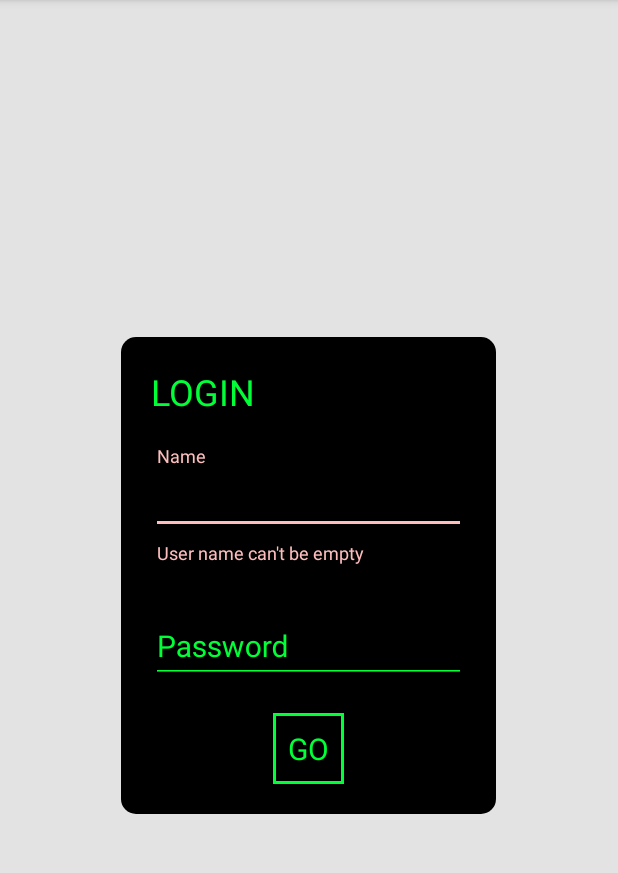
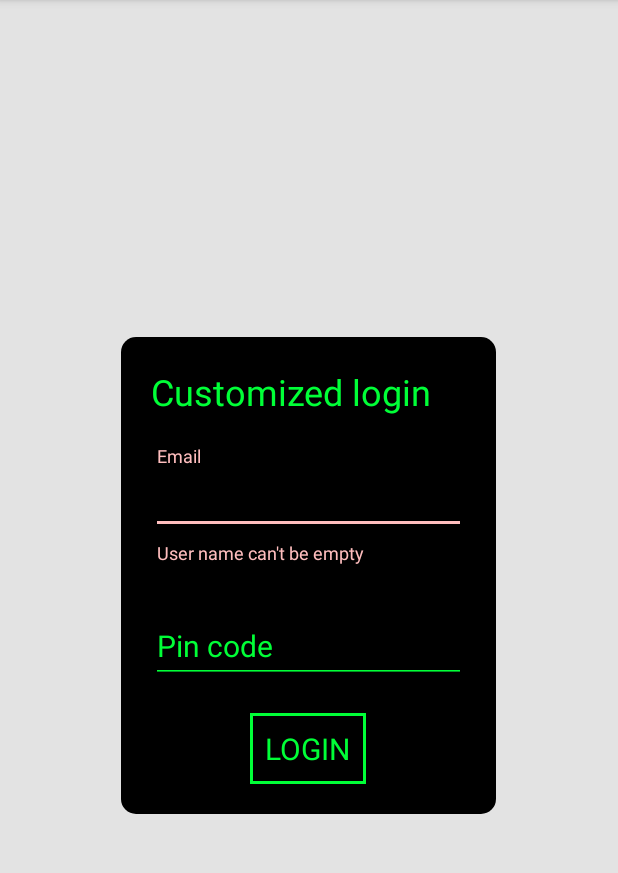
Before and after one commit to shem8/MaterialLogin, an Android app: the screen it shows after launch (MainActivity), after a tap on an icon or button, on a phone screen of 412 x 824 dp, the part 84-957 px from its top. Run offline under Robolectric (Android 15) with nearby library versions, the phone set to English and light mode, and no system bars; 1 other tap on this screen came first.

Commit message:
Add attributes to customise view's text and fab

```diff
--- a/app/src/main/res/layout/activity_main.xml
+++ b/app/src/main/res/layout/activity_main.xml
@@ -1,6 +1,7 @@
 <?xml version="1.0" encoding="utf-8"?>
 <FrameLayout
     xmlns:android="http://schemas.android.com/apk/res/android"
+    xmlns:app="http://schemas.android.com/apk/res-auto"
     android:layout_width="match_parent"
     android:layout_height="match_parent"
     android:background="#E3E3E3">
@@ -8,5 +9,15 @@
     <shem.com.materiallogin.LoginView
         android:id="@+id/login"
         android:layout_width="match_parent"
-        android:layout_height="match_parent"/>
+        android:layout_height="match_parent"
+        app:loginTitle="Customized login"
+        app:loginHint="Email"
+        app:loginPasswordHint="Pin code"
+        app:loginActionText="LOGIN"
+        app:registerTitle="Join us"
+        app:registerHint="Email"
+        app:registerPasswordHint="First name"
+        app:registerRepeatPasswordHint="Last name"
+        app:registerActionText="SIGN UP"
+        app:registerIcon="@drawable/ic_person_add_white_24dp"/>
 </FrameLayout>
--- a/material-login/src/main/java/shem/com/materiallogin/LoginView.java
+++ b/material-login/src/main/java/shem/com/materiallogin/LoginView.java
@@ -5,6 +5,7 @@ import android.animation.AnimatorListenerAdapter;
 import android.animation.AnimatorSet;
 import android.animation.ObjectAnimator;
 import android.content.Context;
+import android.content.res.TypedArray;
 import android.graphics.Matrix;
 import android.graphics.Path;
 import android.graphics.PathMeasure;
@@ -56,10 +57,10 @@ public class LoginView extends FrameLayout {
 
     public LoginView(Context context, AttributeSet attrs, int defStyleAttr, int defStyleRes) {
         super(context, attrs, defStyleAttr, defStyleRes);
-        init(context);
+        init(context, attrs);
     }
 
-    private void init(Context context) {
+    private void init(Context context, AttributeSet attrs) {
         LayoutInflater inflater = (LayoutInflater) context.getSystemService(Context.LAYOUT_INFLATER_SERVICE);
         inflater.inflate(R.layout.login_view, this, true);
 
@@ -107,6 +108,64 @@ public class LoginView extends FrameLayout {
                 animateLogin();
             }
         });
+
+
+        TypedArray a = context.getTheme().obtainStyledAttributes(
+                attrs,
+                R.styleable.MaterialLoginView,
+                0, 0);
+
+        try {
+            String string = a.getString(R.styleable.MaterialLoginView_loginTitle);
+            if (string != null) {
+                loginTitle.setText(string);
+            }
+
+            string = a.getString(R.styleable.MaterialLoginView_loginHint);
+            if (string != null) {
+                loginUser.setHint(string);
+            }
+
+            string = a.getString(R.styleable.MaterialLoginView_loginPasswordHint);
+            if (string != null) {
+                loginPass.setHint(string);
+            }
+
+            string = a.getString(R.styleable.MaterialLoginView_loginActionText);
+            if (string != null) {
+                loginBtn.setText(string);
+            }
+
+            string = a.getString(R.styleable.MaterialLoginView_registerTitle);
+            if (string != null) {
+                registerTitle.setText(string);
+            }
+
+            string = a.getString(R.styleable.MaterialLoginView_registerHint);
+            if (string != null) {
+                registerUser.setHint(string);
+            }
+
+            string = a.getString(R.styleable.MaterialLoginView_registerPasswordHint);
+            if (string != null) {
+                registerPass.setHint(string);
+            }
+
+            string = a.getString(R.styleable.MaterialLoginView_registerRepeatPasswordHint);
+            if (string != null) {
+                registerPassRep.setHint(string);
+            }
+
+            string = a.getString(R.styleable.MaterialLoginView_registerActionText);
+            if (string != null) {
+                registerBtn.setText(string);
+            }
+
+            registerFab.setImageResource(
+                    a.getResourceId(R.styleable.MaterialLoginView_registerIcon, R.drawable.ic_add_white_24dp));
+        } finally {
+            a.recycle();
+        }
     }
 
     private void animateRegister() {
--- a/material-login/src/main/res/layout/login_view.xml
+++ b/material-login/src/main/res/layout/login_view.xml
@@ -25,7 +25,7 @@ xmlns:android="http://schemas.android.com/apk/res/android"
                 android:id="@+id/login_title"
                 android:layout_width="wrap_content"
                 android:layout_height="wrap_content"
-                android:text="LOGIN"
+                android:text="@string/login"
                 android:textSize="24sp"
                 android:textColor="@color/materail_login_register_color"
                 android:layout_marginBottom="20dp"/>
@@ -41,7 +41,7 @@ xmlns:android="http://schemas.android.com/apk/res/android"
                     android:layout_width="match_parent"
                     android:layout_height="wrap_content"
                     android:textSize="20sp"
-                    android:hint="Name"/>
+                    android:hint="@string/name"/>
             </android.support.design.widget.TextInputLayout>
 
             <android.support.design.widget.TextInputLayout
@@ -56,7 +56,7 @@ xmlns:android="http://schemas.android.com/apk/res/android"
                 android:layout_height="wrap_content"
                 android:textSize="20sp"
                 android:inputType="textPassword"
-                android:hint="Password"/>
+                android:hint="@string/password"/>
         </android.support.design.widget.TextInputLayout>
 
             <FrameLayout
@@ -69,7 +69,7 @@ xmlns:android="http://schemas.android.com/apk/res/android"
                 android:layout_width="wrap_content"
                 android:layout_height="wrap_content"
                 android:textColor="@color/materail_login_register_color"
-                android:text="GO"
+                android:text="@string/go"
                 android:textSize="20sp"
                 android:padding="10dp"
                 style="@style/MaterialLoginTheme.SelectableItemBackground"/>
@@ -104,7 +104,7 @@ xmlns:android="http://schemas.android.com/apk/res/android"
                     android:id="@+id/register_title"
                     android:layout_width="wrap_content"
                     android:layout_height="wrap_content"
-                    android:text="REGISTER"
+                    android:text="@string/register"
                     android:textSize="24sp"
                     android:textColor="@color/materail_login_login_color"
                     android:layout_weight="1"/>
@@ -129,7 +129,7 @@ xmlns:android="http://schemas.android.com/apk/res/android"
                     android:layout_height="wrap_content"
                     android:textSize="20sp"
                     android:textColor="@color/materail_login_login_color"
-                    android:hint="Name"/>
+                    android:hint="@string/name"/>
             </android.support.design.widget.TextInputLayout>
 
             <android.support.design.widget.TextInputLayout
@@ -145,7 +145,7 @@ xmlns:android="http://schemas.android.com/apk/res/android"
                     android:textSize="20sp"
                     android:inputType="textPassword"
                     android:textColor="@color/materail_login_login_color"
-                    android:hint="Password"/>
+                    android:hint="@string/password"/>
             </android.support.design.widget.TextInputLayout>
 
             <android.support.design.widget.TextInputLayout
@@ -161,7 +161,7 @@ xmlns:android="http://schemas.android.com/apk/res/android"
                     android:textSize="20sp"
                     android:inputType="textPassword"
                     android:textColor="@color/materail_login_login_color"
-                    android:hint="Repeat Password"/>
+                    android:hint="@string/repeat_password"/>
             </android.support.design.widget.TextInputLayout>
 
             <FrameLayout
@@ -174,7 +174,7 @@ xmlns:android="http://schemas.android.com/apk/res/android"
                     android:layout_width="match_parent"
                     android:layout_height="wrap_content"
                     android:textColor="@color/materail_login_register_color"
-                    android:text="NEXT"
+                    android:text="@string/next"
                     android:textSize="20sp"
                     android:padding="10dp"
                     android:background="?attr/selectableItemBackground"
--- /dev/null
+++ b/material-login/src/main/res/values/attrs.xml
@@ -0,0 +1,16 @@
+<?xml version="1.0" encoding="utf-8"?>
+<resources>
+
+    <declare-styleable name="MaterialLoginView">
+        <attr name="loginTitle" format="string"/>
+        <attr name="loginHint" format="string"/>
+        <attr name="loginPasswordHint" format="string"/>
+        <attr name="loginActionText" format="string"/>
+        <attr name="registerTitle" format="string"/>
+        <attr name="registerHint" format="string"/>
+        <attr name="registerPasswordHint" format="string"/>
+        <attr name="registerRepeatPasswordHint" format="string"/>
+        <attr name="registerActionText" format="string"/>
+        <attr name="registerIcon" format="reference"/>
+    </declare-styleable>
+</resources>
--- a/material-login/src/main/res/values/strings.xml
+++ b/material-login/src/main/res/values/strings.xml
@@ -1,3 +1,10 @@
 <resources>
     <string name="app_name">MaterialLogin</string>
+    <string name="login">LOGIN</string>
+    <string name="name">Name</string>
+    <string name="password">Password</string>
+    <string name="go">GO</string>
+    <string name="register">REGISTER</string>
+    <string name="repeat_password">Repeat Password</string>
+    <string name="next">NEXT</string>
 </resources>
```
Also changed, not shown: app/src/main/res/drawable-xhdpi/ic_person_add_white_24dp.png (added).
